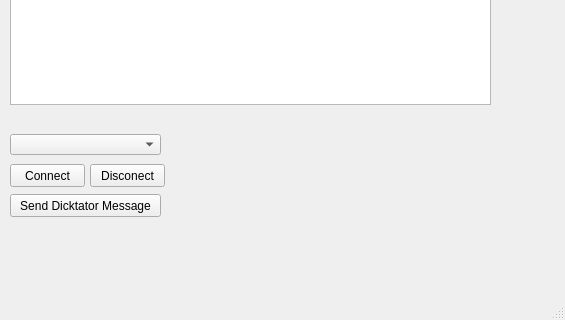
The window that mainwindow.ui (BastianGschrey/PowerFC-Emulator) describes before a commit, drawn with Qt 5; both pictures show x 0 to 565 and y 193 to 513 of the 565 by 513 pixel window.
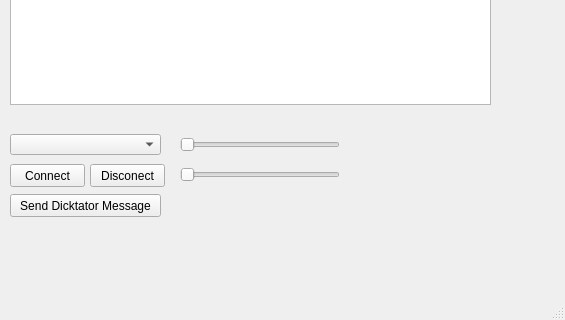
The same window after the commit.

Commit message: Added slider for dynamic REV and Speed emulation

```diff
--- a/mainwindow.ui
+++ b/mainwindow.ui
@@ -73,6 +73,32 @@
      <string>Send Dicktator Message</string>
     </property>
    </widget>
+   <widget class="QSlider" name="SpeedSlider">
+    <property name="geometry">
+     <rect>
+      <x>180</x>
+      <y>310</y>
+      <width>160</width>
+      <height>22</height>
+     </rect>
+    </property>
+    <property name="orientation">
+     <enum>Qt::Horizontal</enum>
+    </property>
+   </widget>
+   <widget class="QSlider" name="REVSlider">
+    <property name="geometry">
+     <rect>
+      <x>180</x>
+      <y>340</y>
+      <width>160</width>
+      <height>22</height>
+     </rect>
+    </property>
+    <property name="orientation">
+     <enum>Qt::Horizontal</enum>
+    </property>
+   </widget>
   </widget>
   <widget class="QMenuBar" name="menuBar">
    <property name="geometry">
```
The commit also changes 3 other files.
